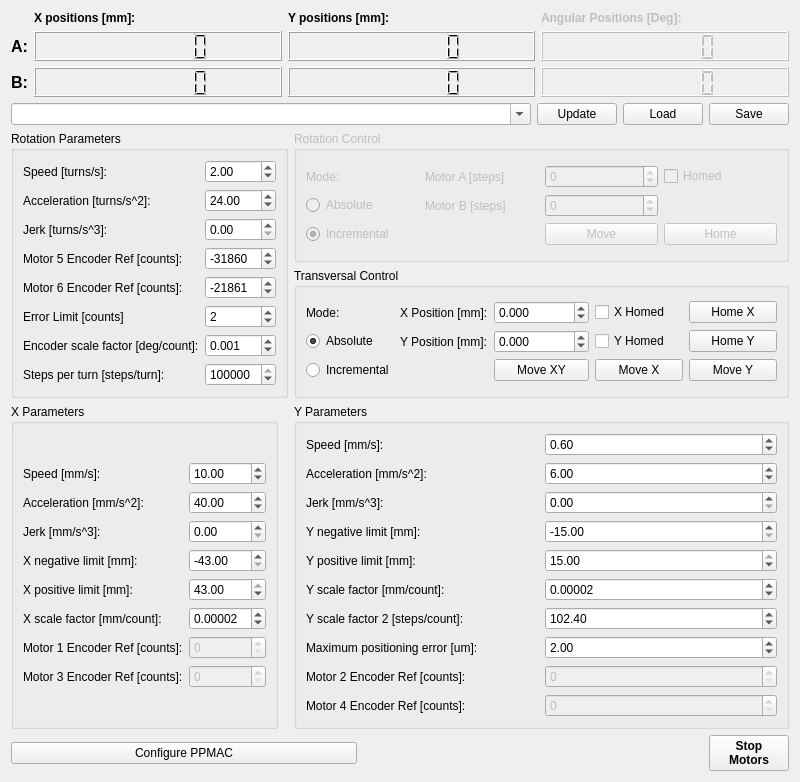
Qt form movingwire/gui/ui/ppmacwidget.ui (lnls-ima/moving-wire-control) before a commit.
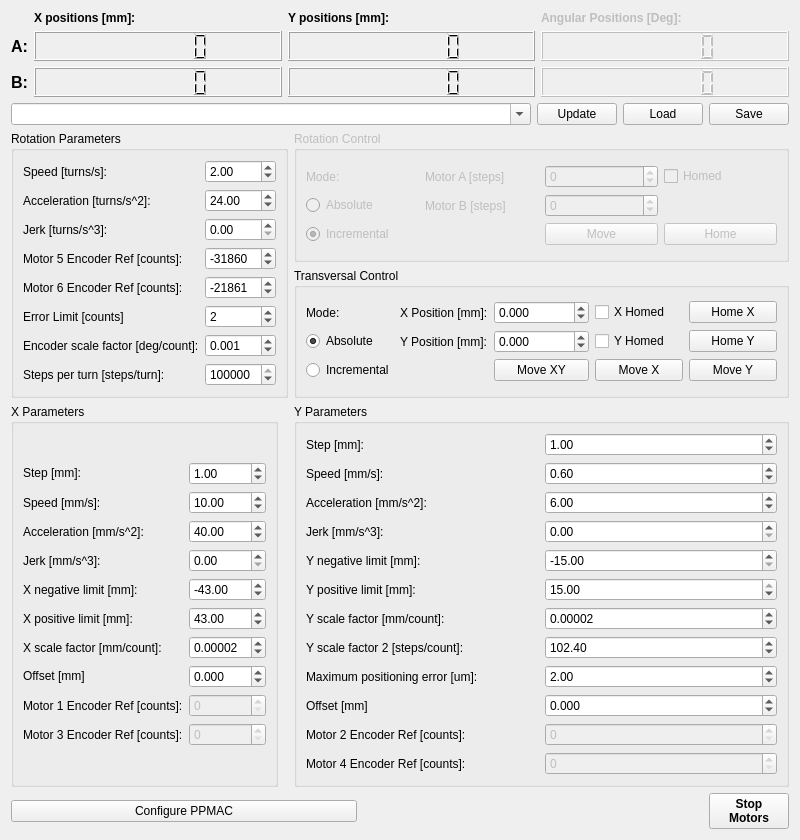
The same form after that commit. Icons and pictures are not drawn.

```diff
--- a/movingwire/gui/ui/ppmacwidget.ui
+++ b/movingwire/gui/ui/ppmacwidget.ui
@@ -7,7 +7,7 @@
     <x>0</x>
     <y>0</y>
     <width>800</width>
-    <height>682</height>
+    <height>760</height>
    </rect>
   </property>
   <property name="windowTitle">
@@ -652,21 +652,28 @@
      <layout class="QGridLayout" name="gridLayout_10">
       <item row="0" column="0">
        <layout class="QGridLayout" name="gridLayout_9">
-        <item row="4" column="1">
-         <widget class="QDoubleSpinBox" name="dsb_max_x">
-          <property name="minimum">
-           <double>-43.000000000000000</double>
+        <item row="3" column="0">
+         <widget class="QLabel" name="label_16">
+          <property name="text">
+           <string>Jerk [mm/s^3]:</string>
           </property>
+         </widget>
+        </item>
+        <item row="1" column="1">
+         <widget class="QDoubleSpinBox" name="dsb_speed_x">
           <property name="maximum">
-           <double>43.000000000000000</double>
+           <double>100.000000000000000</double>
+          </property>
+          <property name="singleStep">
+           <double>0.100000000000000</double>
           </property>
           <property name="value">
-           <double>43.000000000000000</double>
+           <double>10.000000000000000</double>
           </property>
          </widget>
         </item>
-        <item row="7" column="1">
-         <widget class="QSpinBox" name="sb_home_offset3">
+        <item row="8" column="1">
+         <widget class="QSpinBox" name="sb_home_offset1">
           <property name="enabled">
            <bool>false</bool>
           </property>
@@ -675,118 +682,154 @@
           </property>
          </widget>
         </item>
-        <item row="1" column="0">
-         <widget class="QLabel" name="label_18">
-          <property name="text">
-           <string>Acceleration [mm/s^2]:</string>
-          </property>
-         </widget>
-        </item>
-        <item row="1" column="1">
-         <widget class="QDoubleSpinBox" name="dsb_accel_x">
-          <property name="value">
-           <double>40.000000000000000</double>
-          </property>
-         </widget>
-        </item>
-        <item row="0" column="0">
-         <widget class="QLabel" name="label_20">
-          <property name="text">
-           <string>Speed [mm/s]:</string>
-          </property>
-         </widget>
-        </item>
-        <item row="4" column="0">
+        <item row="5" column="0">
          <widget class="QLabel" name="label_26">
           <property name="text">
            <string>X positive limit [mm]:</string>
           </property>
          </widget>
         </item>
+        <item row="8" column="0">
+         <widget class="QLabel" name="label_19">
+          <property name="text">
+           <string>Motor 1 Encoder Ref [counts]:</string>
+          </property>
+         </widget>
+        </item>
         <item row="3" column="1">
-         <widget class="QDoubleSpinBox" name="dsb_min_x">
-          <property name="minimum">
-           <double>-43.000000000000000</double>
-          </property>
-          <property name="maximum">
-           <double>43.000000000000000</double>
-          </property>
-          <property name="value">
-           <double>-43.000000000000000</double>
-          </property>
-         </widget>
-        </item>
-        <item row="6" column="1">
-         <widget class="QSpinBox" name="sb_home_offset1">
-          <property name="enabled">
-           <bool>false</bool>
-          </property>
-          <property name="maximum">
-           <number>360000</number>
-          </property>
-         </widget>
-        </item>
-        <item row="2" column="1">
          <widget class="QDoubleSpinBox" name="dsb_jerk_x"/>
         </item>
-        <item row="3" column="0">
+        <item row="2" column="0">
+         <widget class="QLabel" name="label_18">
+          <property name="text">
+           <string>Acceleration [mm/s^2]:</string>
+          </property>
+         </widget>
+        </item>
+        <item row="7" column="0">
+         <widget class="QLabel" name="label_38">
+          <property name="sizePolicy">
+           <sizepolicy hsizetype="Preferred" vsizetype="Maximum">
+            <horstretch>0</horstretch>
+            <verstretch>0</verstretch>
+           </sizepolicy>
+          </property>
+          <property name="text">
+           <string>Offset [mm]</string>
+          </property>
+         </widget>
+        </item>
+        <item row="1" column="0">
+         <widget class="QLabel" name="label_20">
+          <property name="text">
+           <string>Speed [mm/s]:</string>
+          </property>
+         </widget>
+        </item>
+        <item row="6" column="1">
+         <widget class="QDoubleSpinBox" name="dsb_x_sf">
+          <property name="decimals">
+           <number>5</number>
+          </property>
+          <property name="value">
+           <double>0.000020000000000</double>
+          </property>
+         </widget>
+        </item>
+        <item row="5" column="1">
+         <widget class="QDoubleSpinBox" name="dsb_max_x">
+          <property name="minimum">
+           <double>-60.000000000000000</double>
+          </property>
+          <property name="maximum">
+           <double>60.000000000000000</double>
+          </property>
+          <property name="value">
+           <double>43.000000000000000</double>
+          </property>
+         </widget>
+        </item>
+        <item row="2" column="1">
+         <widget class="QDoubleSpinBox" name="dsb_accel_x">
+          <property name="value">
+           <double>40.000000000000000</double>
+          </property>
+         </widget>
+        </item>
+        <item row="9" column="1">
+         <widget class="QSpinBox" name="sb_home_offset3">
+          <property name="enabled">
+           <bool>false</bool>
+          </property>
+          <property name="maximum">
+           <number>360000</number>
+          </property>
+         </widget>
+        </item>
+        <item row="4" column="0">
          <widget class="QLabel" name="label_27">
           <property name="text">
            <string>X negative limit [mm]:</string>
           </property>
          </widget>
         </item>
-        <item row="6" column="0">
-         <widget class="QLabel" name="label_19">
-          <property name="text">
-           <string>Motor 1 Encoder Ref [counts]:</string>
-          </property>
-         </widget>
-        </item>
-        <item row="2" column="0">
-         <widget class="QLabel" name="label_16">
-          <property name="text">
-           <string>Jerk [mm/s^3]:</string>
-          </property>
-         </widget>
-        </item>
-        <item row="0" column="1">
-         <widget class="QDoubleSpinBox" name="dsb_speed_x">
-          <property name="maximum">
-           <double>100.000000000000000</double>
-          </property>
-          <property name="singleStep">
-           <double>0.100000000000000</double>
-          </property>
-          <property name="value">
-           <double>10.000000000000000</double>
-          </property>
-         </widget>
-        </item>
-        <item row="7" column="0">
+        <item row="9" column="0">
          <widget class="QLabel" name="label_17">
           <property name="text">
            <string>Motor 3 Encoder Ref [counts]:</string>
           </property>
          </widget>
         </item>
-        <item row="5" column="1">
-         <widget class="QDoubleSpinBox" name="dsb_x_sf">
-          <property name="decimals">
-           <number>5</number>
-          </property>
-          <property name="value">
-           <double>0.000020000000000</double>
-          </property>
-         </widget>
-        </item>
-        <item row="5" column="0">
+        <item row="6" column="0">
          <widget class="QLabel" name="label_30">
           <property name="text">
            <string>X scale factor [mm/count]:</string>
           </property>
          </widget>
         </item>
+        <item row="4" column="1">
+         <widget class="QDoubleSpinBox" name="dsb_min_x">
+          <property name="minimum">
+           <double>-60.000000000000000</double>
+          </property>
+          <property name="maximum">
+           <double>60.000000000000000</double>
+          </property>
+          <property name="value">
+           <double>-43.000000000000000</double>
+          </property>
+         </widget>
+        </item>
+        <item row="7" column="1">
+         <widget class="QDoubleSpinBox" name="dsb_x_offset">
+          <property name="decimals">
+           <number>3</number>
+          </property>
+          <property name="minimum">
+           <double>-99.989999999999995</double>
+          </property>
+         </widget>
+        </item>
+        <item row="0" column="0">
+         <widget class="QLabel" name="label_40">
+          <property name="sizePolicy">
+           <sizepolicy hsizetype="Preferred" vsizetype="Maximum">
+            <horstretch>0</horstretch>
+            <verstretch>0</verstretch>
+           </sizepolicy>
+          </property>
+          <property name="text">
+           <string>Step [mm]:</string>
+          </property>
+         </widget>
+        </item>
+        <item row="0" column="1">
+         <widget class="QDoubleSpinBox" name="dsb_x_step">
+          <property name="value">
+           <double>1.000000000000000</double>
+          </property>
+         </widget>
+        </item>
        </layout>
       </item>
      </layout>
@@ -800,21 +843,21 @@
      <layout class="QGridLayout" name="gridLayout_12">
       <item row="0" column="0">
        <layout class="QGridLayout" name="gridLayout_11">
-        <item row="3" column="0">
+        <item row="4" column="0">
          <widget class="QLabel" name="label_28">
           <property name="text">
            <string>Y negative limit [mm]:</string>
           </property>
          </widget>
         </item>
-        <item row="1" column="1">
+        <item row="2" column="1">
          <widget class="QDoubleSpinBox" name="dsb_accel_y">
           <property name="value">
            <double>6.000000000000000</double>
           </property>
          </widget>
         </item>
-        <item row="6" column="1">
+        <item row="7" column="1">
          <widget class="QDoubleSpinBox" name="dsb_y_stps_per_cnt">
           <property name="maximum">
            <double>999.899999999999977</double>
@@ -824,14 +867,14 @@
           </property>
          </widget>
         </item>
-        <item row="8" column="0">
+        <item row="10" column="0">
          <widget class="QLabel" name="label_24">
           <property name="text">
            <string>Motor 2 Encoder Ref [counts]:</string>
           </property>
          </widget>
         </item>
-        <item row="0" column="1">
+        <item row="1" column="1">
          <widget class="QDoubleSpinBox" name="dsb_speed_y">
           <property name="maximum">
            <double>100.000000000000000</double>
@@ -844,7 +887,7 @@
           </property>
          </widget>
         </item>
-        <item row="8" column="1">
+        <item row="10" column="1">
          <widget class="QSpinBox" name="sb_home_offset2">
           <property name="enabled">
            <bool>false</bool>
@@ -854,52 +897,69 @@
           </property>
          </widget>
         </item>
-        <item row="2" column="1">
+        <item row="3" column="1">
          <widget class="QDoubleSpinBox" name="dsb_jerk_y"/>
         </item>
-        <item row="2" column="0">
+        <item row="3" column="0">
          <widget class="QLabel" name="label_23">
           <property name="text">
            <string>Jerk [mm/s^3]:</string>
           </property>
          </widget>
         </item>
-        <item row="1" column="0">
+        <item row="2" column="0">
          <widget class="QLabel" name="label_22">
           <property name="text">
            <string>Acceleration [mm/s^2]:</string>
           </property>
          </widget>
         </item>
-        <item row="4" column="0">
+        <item row="9" column="1">
+         <widget class="QDoubleSpinBox" name="dsb_y_offset">
+          <property name="decimals">
+           <number>3</number>
+          </property>
+          <property name="minimum">
+           <double>-99.989999999999995</double>
+          </property>
+         </widget>
+        </item>
+        <item row="8" column="1">
+         <widget class="QDoubleSpinBox" name="dsb_max_pos_error">
+          <property name="value">
+           <double>2.000000000000000</double>
+          </property>
+         </widget>
+        </item>
+        <item row="5" column="0">
          <widget class="QLabel" name="label_29">
           <property name="text">
            <string>Y positive limit [mm]:</string>
           </property>
          </widget>
         </item>
-        <item row="5" column="0">
+        <item row="6" column="0">
          <widget class="QLabel" name="label_31">
           <property name="text">
            <string>Y scale factor [mm/count]:</string>
           </property>
          </widget>
         </item>
-        <item row="9" column="0">
+        <item row="11" column="0">
          <widget class="QLabel" name="label_25">
           <property name="text">
            <string>Motor 4 Encoder Ref [counts]:</string>
           </property>
          </widget>
         </item>
-        <item row="6" column="0">
+        <item row="7" column="0">
          <widget class="QLabel" name="label_36">
           <property name="text">
            <string>Y scale factor 2 [steps/count]:</string>
           </property>
          </widget>
         </item>
-        <item row="4" column="1">
+        <item row="5" column="1">
          <widget class="QDoubleSpinBox" name="dsb_max_y">
           <property name="minimum">
            <double>-15.000000000000000</double>
@@ -912,14 +972,14 @@
           </property>
          </widget>
         </item>
-        <item row="0" column="0">
+        <item row="1" column="0">
          <widget class="QLabel" name="label_21">
           <property name="text">
            <string>Speed [mm/s]:</string>
           </property>
          </widget>
         </item>
-        <item row="5" column="1">
+        <item row="6" column="1">
          <widget class="QDoubleSpinBox" name="dsb_y_sf">
           <property name="decimals">
            <number>5</number>
@@ -929,7 +989,7 @@
           </property>
          </widget>
         </item>
-        <item row="9" column="1">
+        <item row="11" column="1">
          <widget class="QSpinBox" name="sb_home_offset4">
           <property name="enabled">
            <bool>false</bool>
@@ -939,33 +999,47 @@
           </property>
          </widget>
         </item>
-        <item row="3" column="1">
-         <widget class="QDoubleSpinBox" name="dsb_min_y">
-          <property name="minimum">
-           <double>-15.000000000000000</double>
-          </property>
-          <property name="maximum">
-           <double>15.000000000000000</double>
-          </property>
-          <property name="value">
-           <double>-15.000000000000000</double>
-          </property>
-         </widget>
-        </item>
-        <item row="7" column="1">
-         <widget class="QDoubleSpinBox" name="dsb_max_pos_error">
-          <property name="value">
-           <double>2.000000000000000</double>
-          </property>
-         </widget>
-        </item>
-        <item row="7" column="0">
+        <item row="8" column="0">
          <widget class="QLabel" name="label_37">
           <property name="text">
            <string>Maximum positioning error [um]:</string>
           </property>
          </widget>
         </item>
+        <item row="4" column="1">
+         <widget class="QDoubleSpinBox" name="dsb_min_y">
+          <property name="minimum">
+           <double>-15.000000000000000</double>
+          </property>
+          <property name="maximum">
+           <double>15.000000000000000</double>
+          </property>
+          <property name="value">
+           <double>-15.000000000000000</double>
+          </property>
+         </widget>
+        </item>
+        <item row="9" column="0">
+         <widget class="QLabel" name="label_39">
+          <property name="text">
+           <string>Offset [mm]</string>
+          </property>
+         </widget>
+        </item>
+        <item row="0" column="0">
+         <widget class="QLabel" name="label_41">
+          <property name="text">
+           <string>Step [mm]:</string>
+          </property>
+         </widget>
+        </item>
+        <item row="0" column="1">
+         <widget class="QDoubleSpinBox" name="dsb_y_step">
+          <property name="value">
+           <double>1.000000000000000</double>
+          </property>
+         </widget>
+        </item>
        </layout>
       </item>
      </layout>
```
